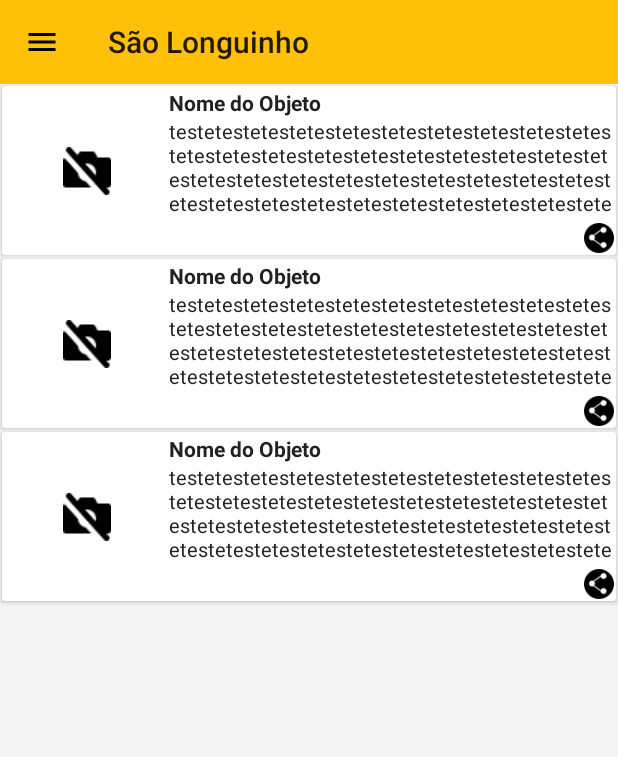
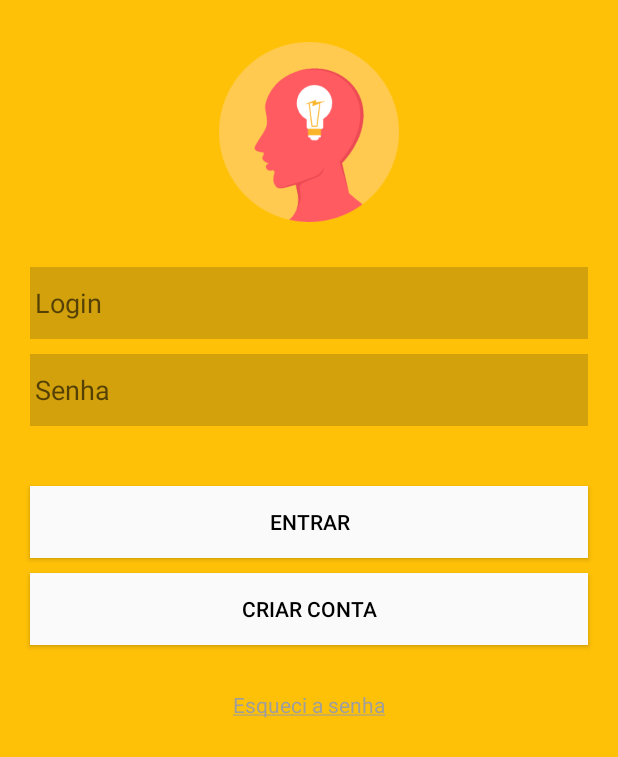
Before and after one commit to FelipeGualberto/Sao-Longuinho-App, an Android app: the screen it shows after launch (MainActivity before the commit, LoginActivity after it), on a phone screen of 412 x 824 dp. Shown: the top 757 px of the screen. Run offline under Robolectric (Android 15) with nearby library versions, the phone set to English and light mode, and no system bars; our stand-ins replace data binding; libraries missing offline, so code that uses them is left out: com.parse; 1 statement that could not run was skipped.

Commit message:
Added parse configuration. Added Screen Login. Added Screen SignUp

```diff
--- a/app/build.gradle
+++ b/app/build.gradle
@@ -31,4 +31,6 @@ dependencies {
     testCompile 'junit:junit:4.12'
     compile 'com.android.support:recyclerview-v7:24.2.1'
     compile 'com.android.support:cardview-v7:24.2.1'
+    compile 'com.parse.bolts:bolts-android:1.+'
+    compile 'com.parse:parse-android:1.+'
 }
--- /dev/null
+++ b/app/src/main/java/com/org/saolonguinho/ApplicationSaoLonguinho.java
@@ -0,0 +1,24 @@
+package com.org.saolonguinho;
+
+import android.app.Application;
+
+import com.parse.Parse;
+import com.parse.ParseException;
+import com.parse.ParseObject;
+import com.parse.SaveCallback;
+
+/**
+ * Created by Felipe on 13/10/2016.
+ */
+
+public class ApplicationSaoLonguinho extends Application {
+    @Override
+    public void onCreate() {
+        super.onCreate();
+        Parse.initialize(new Parse.Configuration.Builder(getApplicationContext())
+                .applicationId("LHKTxksPf9ndKukyNEyTohdJx17WXjbany0h4m5I")
+                .server("https://parseapi.back4app.com/")
+                .clientKey("C19qDjmr1knAn2bBh0anOEDKPl2yHNxEWEuRzwEI")
+                .enableLocalDataStore().build());
+    }
+}
--- a/app/src/main/java/com/org/saolonguinho/MainActivity.java
+++ b/app/src/main/java/com/org/saolonguinho/MainActivity.java
@@ -13,6 +13,7 @@ import android.view.View;
 
 import com.org.saolonguinho.databinding.ActivityMainBinding;
 import com.org.saolonguinho.list.ListObjectsFragment;
+import com.org.saolonguinho.login.LoginActivity;
 
 public class MainActivity extends AppCompatActivity {
 
@@ -24,6 +25,7 @@ public class MainActivity extends AppCompatActivity {
         configureToolbar();
         configureNavigation();
         setFragment();
+        startActivity(LoginActivity.createIntent(getApplicationContext()));
 
     }
 
--- /dev/null
+++ b/app/src/main/java/com/org/saolonguinho/login/LoginActivity.java
@@ -0,0 +1,38 @@
+package com.org.saolonguinho.login;
+
+import android.content.Context;
+import android.content.Intent;
+import android.databinding.DataBindingUtil;
+import android.support.v7.app.AppCompatActivity;
+import android.os.Bundle;
+import android.view.View;
+
+import com.org.saolonguinho.R;
+import com.org.saolonguinho.databinding.ActivityLoginBinding;
+import com.org.saolonguinho.signup.SignupActivity;
+
+public class LoginActivity extends AppCompatActivity {
+
+    private ActivityLoginBinding activityLoginBinding;
+    public static Intent createIntent(Context context) {
+        Intent intent = new Intent(context, LoginActivity.class);
+        return intent;
+    }
+    @Override
+    protected void onCreate(Bundle savedInstanceState) {
+        super.onCreate(savedInstanceState);
+        activityLoginBinding = DataBindingUtil.setContentView(this,R.layout.activity_login);
+        setTriggers();
+    }
+
+    private void setTriggers(){
+        activityLoginBinding.buttonCreateAcc.setOnClickListener(onClickCreatAccListener);
+    }
+
+   View.OnClickListener onClickCreatAccListener = new View.OnClickListener() {
+        @Override
+        public void onClick(View v) {
+            startActivity(SignupActivity.createIntent(getApplicationContext()));
+        }
+    };
+}
--- /dev/null
+++ b/app/src/main/res/layout/activity_login.xml
@@ -0,0 +1,92 @@
+<?xml version="1.0" encoding="utf-8"?>
+<layout xmlns:android="http://schemas.android.com/apk/res/android">
+
+    <ScrollView
+        android:layout_width="match_parent"
+        android:layout_height="match_parent"
+        android:background="#FFC107"
+        android:fillViewport="true"
+        android:orientation="vertical">
+
+        <FrameLayout
+            android:layout_width="fill_parent"
+            android:layout_height="fill_parent"
+            android:layout_marginTop="20dp"
+            android:orientation="vertical">
+
+            <LinearLayout
+                android:layout_width="fill_parent"
+                android:layout_height="fill_parent"
+                android:layout_gravity="center"
+                android:layout_marginTop="5dp"
+                android:orientation="vertical">
+
+                <ImageView
+                    android:layout_width="120dp"
+                    android:layout_height="120dp"
+                    android:layout_gravity="center_horizontal|top"
+                    android:src="@drawable/icon_header"
+                    />
+
+                <EditText
+                    android:id="@+id/loginText"
+                    android:layout_width="fill_parent"
+                    android:layout_height="48dp"
+                    android:layout_marginLeft="20dp"
+                    android:layout_marginRight="20dp"
+                    android:layout_marginTop="30dp"
+                    android:background="#33212121"
+                    android:hint="Login"
+                    android:inputType="textEmailAddress"
+                    android:paddingLeft="3dp"
+                    android:textColorHighlight="#FAFAFA"
+                    android:textColorLink="#FAFAFA"/>
+
+                <EditText
+                    android:id="@+id/senhaText"
+                    android:layout_width="fill_parent"
+                    android:layout_height="48dp"
+                    android:layout_marginLeft="20dp"
+                    android:layout_marginRight="20dp"
+                    android:layout_marginTop="10dp"
+                    android:background="#33212121"
+                    android:ellipsize="start"
+                    android:hint="Senha"
+                    android:inputType="textPassword"
+                    android:paddingLeft="3dp"
+                    android:textColorLink="#FAFAFA"/>
+
+                <Button
+                    android:id="@+id/buttonLogin"
+                    android:layout_width="fill_parent"
+                    android:layout_height="wrap_content"
+                    android:layout_marginLeft="20dp"
+                    android:layout_marginRight="20dp"
+                    android:layout_marginTop="40dp"
+                    android:background="#FAFAFA"
+                    android:text="Entrar"
+                    android:textColor="#000000"/>
+
+                <Button
+                    android:id="@+id/buttonCreateAcc"
+                    android:layout_width="match_parent"
+                    android:layout_height="wrap_content"
+                    android:layout_marginLeft="20dp"
+                    android:layout_marginRight="20dp"
+                    android:layout_marginTop="10dp"
+                    android:background="#FAFAFA"
+                    android:text="Criar Conta"
+                    android:textColor="#000000"/>
+
+                <TextView
+                    android:layout_width="match_parent"
+                    android:layout_height="wrap_content"
+                    android:layout_marginTop="30dp"
+                    android:autoLink="web"
+                    android:gravity="center"
+                    android:text="@string/link"/>
+
+            </LinearLayout>
+        </FrameLayout>
+    </ScrollView>
+</layout>
--- a/app/src/main/res/values/strings.xml
+++ b/app/src/main/res/values/strings.xml
@@ -4,4 +4,5 @@
 
     <!-- TODO: Remove or change this placeholder text -->
     <string name="hello_blank_fragment">Hello blank fragment</string>
+    <string name="link"><a href="http://www.google.com">Esqueci a senha</a></string>
 </resources>
--- a/build.gradle
+++ b/build.gradle
@@ -5,7 +5,7 @@ buildscript {
         jcenter()
     }
     dependencies {
-        classpath 'com.android.tools.build:gradle:2.2.0'
+        classpath 'com.android.tools.build:gradle:2.2.1'
 
         // NOTE: Do not place your application dependencies here; they belong
         // in the individual module build.gradle files
```
Also changed, not shown: app/src/main/AndroidManifest.xml (+12 -3 lines), app/src/main/java/com/org/saolonguinho/signup/SignupActivity.java (added, +38 -0 lines), app/src/main/res/layout/activity_signup.xml (added, +104 -0 lines).
